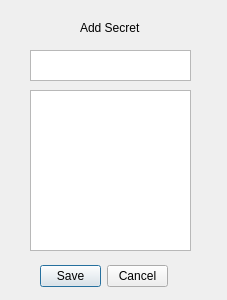
Before: the Qt Designer form addsecretwindow.ui in Flyingon/qt-secret-tool, drawn with Qt 5.
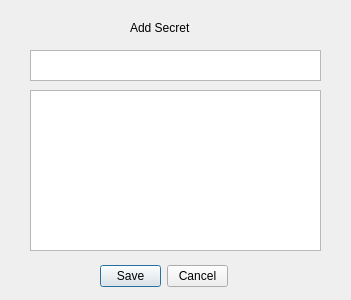
After: the same form once the commit is applied.

```diff
--- a/addsecretwindow.ui
+++ b/addsecretwindow.ui
@@ -6,7 +6,7 @@
    <rect>
     <x>0</x>
     <y>0</y>
-    <width>227</width>
+    <width>351</width>
     <height>300</height>
    </rect>
   </property>
@@ -16,7 +16,7 @@
   <widget class="QLabel" name="label">
    <property name="geometry">
     <rect>
-     <x>80</x>
+     <x>130</x>
      <y>20</y>
      <width>71</width>
      <height>16</height>
@@ -31,7 +31,7 @@
     <rect>
      <x>30</x>
      <y>90</y>
-     <width>161</width>
+     <width>291</width>
      <height>161</height>
     </rect>
    </property>
@@ -41,7 +41,7 @@
     <rect>
      <x>30</x>
      <y>50</y>
-     <width>161</width>
+     <width>291</width>
      <height>31</height>
     </rect>
    </property>
@@ -49,7 +49,7 @@
   <widget class="QDialogButtonBox" name="buttonBox">
    <property name="geometry">
     <rect>
-     <x>40</x>
+     <x>100</x>
      <y>260</y>
      <width>128</width>
      <height>32</height>
```
